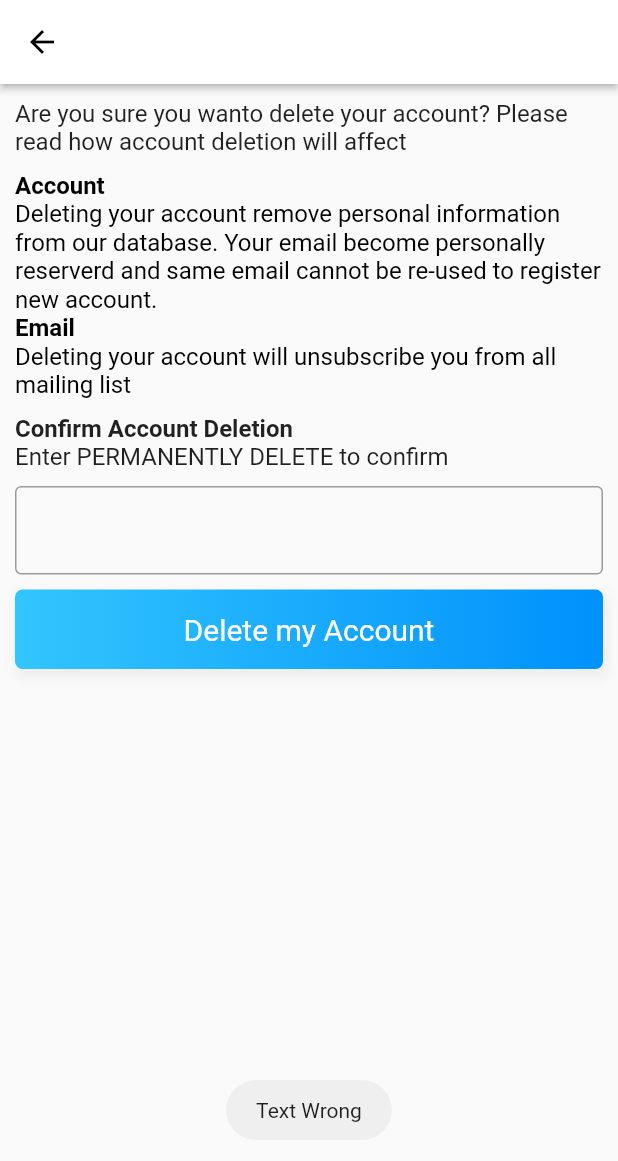
After one commit to Moha1231/IDoctor, a Flutter app: the DeleteAccountView screen opened by its route, after a tap on "Delete my Account", on a phone screen of 412 x 824 dp. The commit adds this screen. Shown: the top 1161 px of the screen. Run offline on Flutter 3.47's test engine with Material 2 defaults, Android fonts, the phone set to English and light mode, and no system bars; our stand-ins replace cached_network_image, cloud_firestore, cloud_functions, dropdown_search, file_picker, firebase_auth and 25 more; missing offline and left inert: agora_rtc_engine, date_count_down, flutter_firebase_chat_core; accounts and stored records are empty; project files that could hold a hidden picture were left out.

Commit message:
add delete account functionality

```diff
--- /dev/null
+++ b/lib/app/modules/delete_account/bindings/delete_account_binding.dart
@@ -0,0 +1,12 @@
+import 'package:get/get.dart';
+
+import '../controllers/delete_account_controller.dart';
+
+class DeleteAccountBinding extends Bindings {
+  @override
+  void dependencies() {
+    Get.lazyPut<DeleteAccountController>(
+      () => DeleteAccountController(),
+    );
+  }
+}
--- /dev/null
+++ b/lib/app/modules/delete_account/controllers/delete_account_controller.dart
@@ -0,0 +1,55 @@
+import 'package:flutter/cupertino.dart';
+import 'package:flutter_easyloading/flutter_easyloading.dart';
+import 'package:fluttertoast/fluttertoast.dart';
+import 'package:get/get.dart';
+import 'package:hallo_doctor_doctor_app/app/services/auth_service.dart';
+import 'package:hallo_doctor_doctor_app/app/services/user_service.dart';
+
+class DeleteAccountController extends GetxController {
+  //TODO: Implement DeleteAccountController
+
+  TextEditingController textPermanentDeleteController = TextEditingController();
+  String permanentlyDeleteText = 'PERMANENTLY DELETE';
+  @override
+  void onInit() {
+    super.onInit();
+  }
+
+  @override
+  void onReady() {
+    super.onReady();
+  }
+
+  @override
+  void onClose() {
+    super.onClose();
+  }
+
+  void deleteAccount() {
+    if (textPermanentDeleteController.text == permanentlyDeleteText) {
+      Get.defaultDialog(
+          title: 'Alert',
+          content: Text(
+              'Are you sure you wanto delete your account, you can still cancel it'
+                  .tr),
+          textConfirm: 'Delete My Account'.tr,
+          textCancel: 'Cancel'.tr,
+          onConfirm: confirmDeleteAccount);
+    } else {
+      Fluttertoast.showToast(msg: 'Text Wrong'.tr);
+    }
+  }
+
+  void confirmDeleteAccount() async {
+    EasyLoading.show();
+    try {
+      await UserService().deleteAccountPermanently();
+      AuthService().logout();
+      Get.offAllNamed('/login');
+    } catch (e) {
+      Fluttertoast.showToast(msg: 'Error Delete Account');
+    } finally {
+      EasyLoading.dismiss();
+    }
+  }
+}
--- /dev/null
+++ b/lib/app/modules/delete_account/views/delete_account_view.dart
@@ -0,0 +1,98 @@
+import 'package:flutter/material.dart';
+
+import 'package:get/get.dart';
+import 'package:hallo_doctor_doctor_app/app/modules/login/views/widgets/submit_button.dart';
+import 'package:hallo_doctor_doctor_app/app/styles/styles.dart';
+
+import '../controllers/delete_account_controller.dart';
+
+class DeleteAccountView extends GetView<DeleteAccountController> {
+  const DeleteAccountView({Key? key}) : super(key: key);
+  @override
+  Widget build(BuildContext context) {
+    return Scaffold(
+      appBar: AppBar(
+        title: const Text('Delete Account'),
+        centerTitle: true,
+      ),
+      body: Container(
+        padding: EdgeInsets.all(10),
+        child: Column(
+          crossAxisAlignment: CrossAxisAlignment.start,
+          children: [
+            Text(
+              'Are you sure you wanto delete your account? Please read how account deletion will affect'
+                  .tr,
+              style: TextStyle(fontSize: 16),
+            ),
+            SizedBox(
+              height: 10,
+            ),
+            RichText(
+              textAlign: TextAlign.start,
+              text: TextSpan(
+                style: TextStyle(
+                  color: Colors.black,
+                  fontSize: 16,
+                ),
+                children: <TextSpan>[
+                  TextSpan(
+                    text: 'Account '.tr + '\n',
+                    style: TextStyle(fontWeight: FontWeight.bold),
+                  ),
+                  TextSpan(
+                    text:
+                        'Deleting your account remove personal information from our database. Your email become personally reserverd and same email cannot be re-used to register new account.'
+                                .tr +
+                            '\n',
+                    style: TextStyle(fontWeight: FontWeight.normal),
+                  ),
+                  TextSpan(
+                      text: 'Email'.tr + '\n',
+                      style: TextStyle(fontWeight: FontWeight.bold)),
+                  TextSpan(
+                      text:
+                          'Deleting your account will unsubscribe you from all mailing list'
+                              .tr)
+                ],
+              ),
+            ),
+            SizedBox(
+              height: 10,
+            ),
+            Text(
+              'Confirm Account Deletion'.tr,
+              style: TextStyle(fontSize: 16, fontWeight: FontWeight.bold),
+            ),
+            Text(
+              'Enter PERMANENTLY DELETE to confirm'.tr,
+              style: TextStyle(
+                fontSize: 16,
+              ),
+            ),
+            SizedBox(
+              height: 10,
+            ),
+            TextField(
+              controller: controller.textPermanentDeleteController,
+              decoration: InputDecoration(
+                border: OutlineInputBorder(
+                  borderSide:
+                      BorderSide(width: 1, color: Colors.black), //<-- SEE HERE
+                ),
+              ),
+            ),
+            SizedBox(
+              height: 10,
+            ),
+            submitButton(
+                onTap: () {
+                  controller.deleteAccount();
+                },
+                text: 'Delete my Account'.tr),
+          ],
+        ),
+      ),
+    );
+  }
+}
--- a/lib/app/modules/edit_profile/controllers/edit_profile_controller.dart
+++ b/lib/app/modules/edit_profile/controllers/edit_profile_controller.dart
@@ -5,6 +5,7 @@ import 'package:get/get.dart';
 import 'package:hallo_doctor_doctor_app/app/modules/edit_profile/views/pages/change_base_price.dart';
 import 'package:hallo_doctor_doctor_app/app/modules/edit_profile/views/pages/change_password_page.dart';
 import 'package:hallo_doctor_doctor_app/app/modules/edit_profile/views/pages/update_email_page.dart';
+import 'package:hallo_doctor_doctor_app/app/routes/app_pages.dart';
 import 'package:hallo_doctor_doctor_app/app/services/doctor_service.dart';
 import 'package:hallo_doctor_doctor_app/app/services/user_service.dart';
 import 'package:hallo_doctor_doctor_app/app/utils/exceptions.dart';
@@ -73,4 +74,8 @@ class EditProfileController extends GetxController {
       EasyLoading.dismiss();
     }
   }
+
+  void toDeleteAccount() {
+    Get.toNamed(Routes.DELETE_ACCOUNT);
+  }
 }
--- a/lib/app/modules/edit_profile/views/edit_profile_view.dart
+++ b/lib/app/modules/edit_profile/views/edit_profile_view.dart
@@ -56,6 +56,14 @@ class EditProfileView extends GetView<EditProfileController> {
                         controller.toChangeBasePrice();
                       },
                     )),
+                EditProfileTile(
+                  title: 'Account'.tr,
+                  subtitle: 'Delete Account'.tr,
+                  onTap: () {
+                    controller.toDeleteAccount();
+                  },
+                  textAction: 'Delete'.tr,
+                ),
               ],
             ),
           ),
--- a/lib/app/modules/edit_profile/views/widgets/edit_profile_tile.dart
+++ b/lib/app/modules/edit_profile/views/widgets/edit_profile_tile.dart
@@ -2,12 +2,18 @@ import 'package:flutter/material.dart';
 import 'package:google_fonts/google_fonts.dart';
 
 class EditProfileTile extends StatelessWidget {
-  const EditProfileTile({Key? key, this.title, this.subtitle, this.onTap})
+  const EditProfileTile(
+      {Key? key,
+      this.title,
+      this.subtitle,
+      this.onTap,
+      this.textAction = 'Change'})
       : super(key: key);
 
   final String? title;
   final String? subtitle;
   final VoidCallback? onTap;
+  final String textAction;
   @override
   Widget build(BuildContext context) {
     return Container(
@@ -40,7 +46,7 @@ class EditProfileTile extends StatelessWidget {
                 : TextButton(
                     onPressed: onTap,
                     child: Text(
-                      'Change',
+                      textAction,
                       style: GoogleFonts.inter(
                           fontSize: 15, fontWeight: FontWeight.w600),
                     ))
--- a/lib/app/routes/app_pages.dart
+++ b/lib/app/routes/app_pages.dart
@@ -12,6 +12,8 @@ import '../modules/chat/bindings/chat_binding.dart';
 import '../modules/chat/views/chat_view.dart';
 import '../modules/dashboard/bindings/dashboard_binding.dart';
 import '../modules/dashboard/views/dashboard_view.dart';
+import '../modules/delete_account/bindings/delete_account_binding.dart';
+import '../modules/delete_account/views/delete_account_view.dart';
 import '../modules/edit_profile/bindings/edit_profile_binding.dart';
 import '../modules/edit_profile/views/edit_profile_view.dart';
 import '../modules/forgot_password/bindings/forgot_password_binding.dart';
@@ -150,5 +152,10 @@ class AppPages {
       page: () => const ReviewView(),
       binding: ReviewBinding(),
     ),
+    GetPage(
+      name: _Paths.DELETE_ACCOUNT,
+      page: () => const DeleteAccountView(),
+      binding: DeleteAccountBinding(),
+    ),
   ];
 }
--- a/lib/app/routes/app_routes.dart
+++ b/lib/app/routes/app_routes.dart
@@ -26,6 +26,7 @@ abstract class Routes {
   static const CHAT = _Paths.CHAT;
   static const LIST_CHAT = _Paths.LIST_CHAT;
   static const REVIEW = _Paths.REVIEW;
+  static const DELETE_ACCOUNT = _Paths.DELETE_ACCOUNT;
 }
 
 abstract class _Paths {
@@ -49,4 +50,5 @@ abstract class _Paths {
   static const CHAT = '/chat';
   static const LIST_CHAT = '/list-chat';
   static const REVIEW = '/review';
+  static const DELETE_ACCOUNT = '/delete-account';
 }
--- a/lib/app/services/user_service.dart
+++ b/lib/app/services/user_service.dart
@@ -1,6 +1,7 @@
 import 'dart:io';
 
 import 'package:cloud_firestore/cloud_firestore.dart';
+import 'package:cloud_functions/cloud_functions.dart';
 import 'package:firebase_auth/firebase_auth.dart';
 import 'package:hallo_doctor_doctor_app/app/services/firebase_service.dart';
 
@@ -117,4 +118,13 @@ class UserService {
     if (userSnapshot.exists) return true;
     return false;
   }
+
+  Future deleteAccountPermanently() async {
+    try {
+      var callable = FirebaseFunctions.instance.httpsCallable('deleteUser');
+      await callable({'userId': user!.uid});
+    } catch (e) {
+      return Future.error(e);
+    }
+  }
 }
--- a/lib/app/translation/en_US.dart
+++ b/lib/app/translation/en_US.dart
@@ -149,5 +149,18 @@ const Map<String, String> en = {
       'Perfect, you have submitted a money withdrawal, we will immediately verify it, you will immediately get a notification when the withdrawal is verified',
   'OK': 'OK',
   'Base Price': 'Base Price',
-  'Change Base Price': 'Change Base Price'
+  'Change Base Price': 'Change Base Price',
+  'Delete Account': 'Delete Account',
+  "Are you sure you wanto delete your account, you can still cancel it":
+      "Are you sure you wanto delete your account, you can still cancel it",
+  "Delete My Account": "Delete My Account",
+  "Text Wrong": "Text Wrong",
+  "Are you sure you wanto delete your account? Please read how account deletion will affect":
+      "Are you sure you wanto delete your account? Please read how account deletion will affect",
+  "Deleting your account remove personal information from our database. Your email become personally reserverd and same email cannot be re-used to register new account.":
+      "Deleting your account remove personal information from our database. Your email become personally reserverd and same email cannot be re-used to register new account.",
+  "Deleting your account will unsubscribe you from all mailing list":
+      "Deleting your account will unsubscribe you from all mailing list",
+  "Confirm Account Deletion": "Confirm Account Deletion",
+  "Delete my Account": "Delete my Account"
 };
--- a/pubspec.yaml
+++ b/pubspec.yaml
@@ -29,9 +29,9 @@ dependencies:
   date_count_down:
   flutter_rating_bar: ^4.0.1
   package_info_plus: ^1.3.0
-  firebase_core: 2.2.0
+  firebase_core: ^2.3.0
   firebase_auth: 4.1.0
-  cloud_firestore: 4.0.3
+  cloud_firestore: ^4.1.0
   cloud_functions: 4.0.3
   firebase_storage: 11.0.3
   firebase_database: 10.0.5
```
Also changed, not shown: pubspec.lock.
